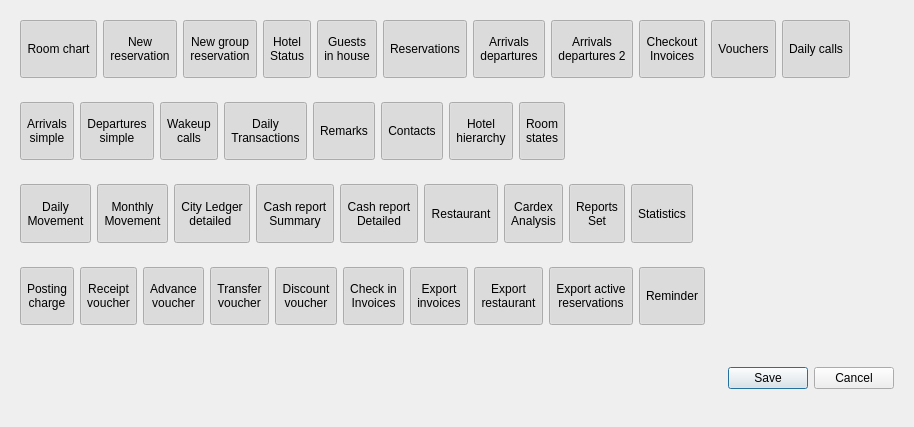
Before: the Qt Designer form Resort/dlgwelcomebuttonconfig.ui in End1-1/Resort, drawn with Qt 5.
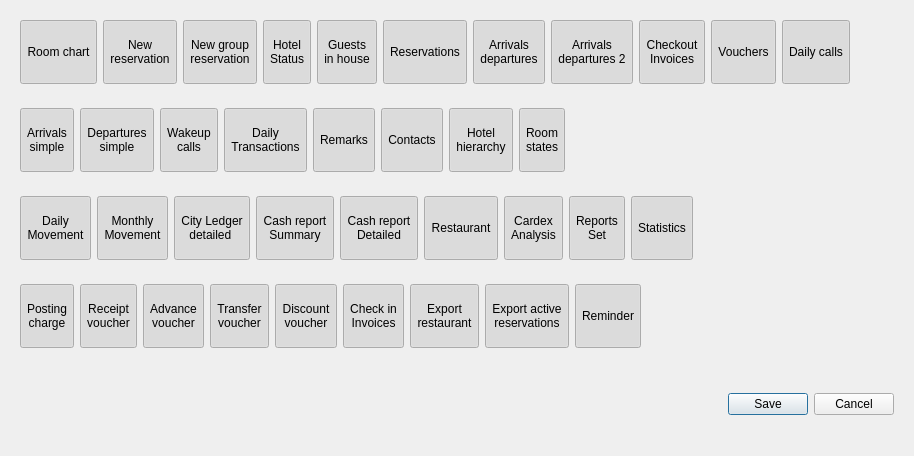
After: the same form once the commit is applied. Icons and pictures are not drawn. Custom widgets are drawn as their Qt base class.

```diff
--- a/Resort/dlgwelcomebuttonconfig.ui
+++ b/Resort/dlgwelcomebuttonconfig.ui
@@ -7,7 +7,7 @@
     <x>0</x>
     <y>0</y>
     <width>914</width>
-    <height>427</height>
+    <height>456</height>
    </rect>
   </property>
   <property name="windowTitle">
@@ -1755,54 +1755,6 @@
         </property>
        </widget>
       </item>
-      <item>
-       <widget class="EToolbarButton" name="btnExportInvoices">
-        <property name="minimumSize">
-         <size>
-          <width>0</width>
-          <height>0</height>
-         </size>
-        </property>
-        <property name="maximumSize">
-         <size>
-          <width>5555</width>
-          <height>5555</height>
-         </size>
-        </property>
-        <property name="focusPolicy">
-         <enum>Qt::NoFocus</enum>
-        </property>
-        <property name="text">
-         <string>Export
-invoices</string>
-        </property>
-        <property name="icon">
-         <iconset resource="res.qrc">
-          <normaloff>:/images/database.png</normaloff>:/images/database.png</iconset>
-        </property>
-        <property name="iconSize">
-         <size>
-          <width>32</width>
-          <height>32</height>
-         </size>
-        </property>
-        <property name="checkable">
-         <bool>true</bool>
-        </property>
-        <property name="checked">
-         <bool>true</bool>
-        </property>
-        <property name="toolButtonStyle">
-         <enum>Qt::ToolButtonTextUnderIcon</enum>
-        </property>
-        <property name="autoRaise">
-         <bool>true</bool>
-        </property>
-        <property name="Tag" stdset="0">
-         <string/>
-        </property>
-       </widget>
-      </item>
       <item>
        <widget class="EToolbarButton" name="btnExportRestaurant">
         <property name="minimumSize">
```
Left out of the diff: 1 changed line with no effect on the pictures.
